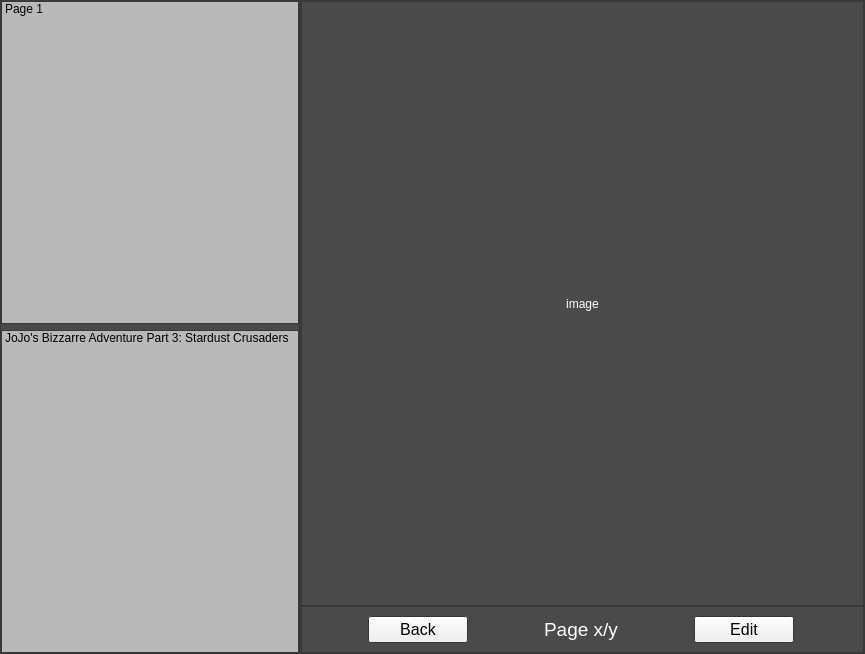
Qt form ui/reader_window.ui (rexosorous/manga-viewer) before a commit.
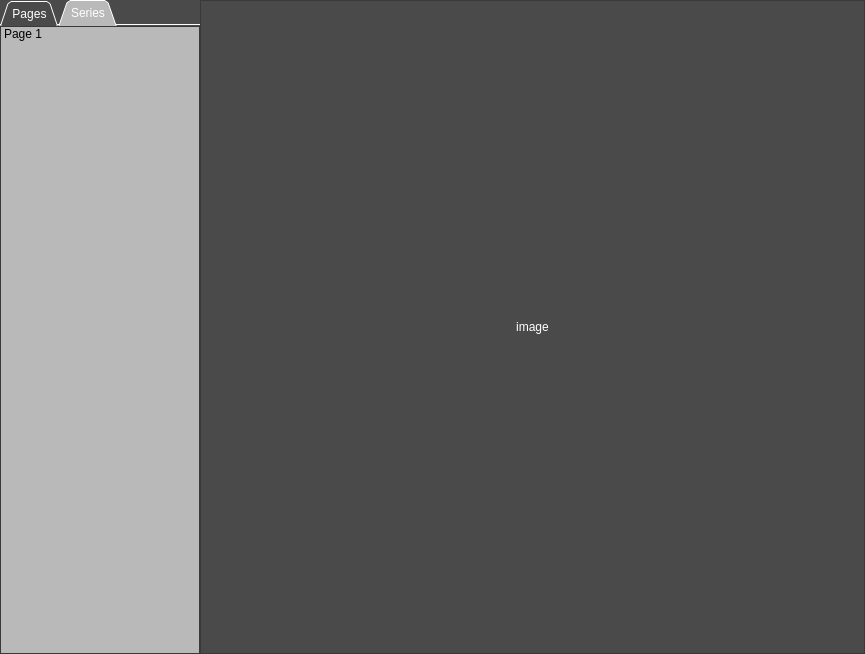
The same form after that commit.

Commit message: fleshed out the reader

```diff
--- a/ui/reader_window.ui
+++ b/ui/reader_window.ui
@@ -149,57 +149,30 @@
      <number>0</number>
     </property>
     <item>
-     <widget class="QFrame" name="frame">
+     <widget class="QTabWidget" name="pages_series_tab_widget">
       <property name="maximumSize">
        <size>
-        <width>300</width>
+        <width>200</width>
         <height>16777215</height>
        </size>
       </property>
-      <property name="palette">
-       <palette>
-        <active>
-         <colorrole role="Text">
-          <brush brushstyle="SolidPattern">
-           <color alpha="255">
-            <red>0</red>
-            <green>0</green>
-            <blue>0</blue>
-           </color>
-          </brush>
-         </colorrole>
-        </active>
-        <inactive>
-         <colorrole role="Text">
-          <brush brushstyle="SolidPattern">
-           <color alpha="255">
-            <red>0</red>
-            <green>0</green>
-            <blue>0</blue>
-           </color>
-          </brush>
-         </colorrole>
-        </inactive>
-        <disabled>
-         <colorrole role="Text">
-          <brush brushstyle="SolidPattern">
-           <color alpha="255">
-            <red>120</red>
-            <green>120</green>
-            <blue>120</blue>
-           </color>
-          </brush>
-         </colorrole>
-        </disabled>
-       </palette>
+      <property name="tabShape">
+       <enum>QTabWidget::Triangular</enum>
       </property>
-      <property name="frameShape">
-       <enum>QFrame::StyledPanel</enum>
+      <property name="currentIndex">
+       <number>1</number>
       </property>
-      <property name="frameShadow">
-       <enum>QFrame::Raised</enum>
+      <property name="documentMode">
+       <bool>true</bool>
       </property>
+      <widget class="QWidget" name="page_tab">
+       <attribute name="title">
+        <string>Pages</string>
+       </attribute>
       <layout class="QVBoxLayout" name="verticalLayout">
+        <property name="spacing">
+         <number>0</number>
+        </property>
        <property name="leftMargin">
         <number>0</number>
        </property>
@@ -214,6 +187,46 @@
        </property>
        <item>
         <widget class="QListWidget" name="page_list">
+          <property name="palette">
+           <palette>
+            <active>
+             <colorrole role="Text">
+              <brush brushstyle="SolidPattern">
+               <color alpha="255">
+                <red>0</red>
+                <green>0</green>
+                <blue>0</blue>
+               </color>
+              </brush>
+             </colorrole>
+            </active>
+            <inactive>
+             <colorrole role="Text">
+              <brush brushstyle="SolidPattern">
+               <color alpha="255">
+                <red>0</red>
+                <green>0</green>
+                <blue>0</blue>
+               </color>
+              </brush>
+             </colorrole>
+            </inactive>
+            <disabled>
+             <colorrole role="Text">
+              <brush brushstyle="SolidPattern">
+               <color alpha="255">
+                <red>120</red>
+                <green>120</green>
+                <blue>120</blue>
+               </color>
+              </brush>
+             </colorrole>
+            </disabled>
+           </palette>
+          </property>
+          <property name="spacing">
+           <number>10</number>
+          </property>
          <item>
           <property name="text">
            <string>Page 1</string>
@@ -221,26 +234,12 @@
          </item>
         </widget>
        </item>
-       <item>
-        <widget class="QListWidget" name="series_list">
-         <item>
-          <property name="text">
-           <string>JoJo's Bizzarre Adventure Part 3: Stardust Crusaders</string>
-          </property>
-         </item>
-        </widget>
-       </item>
-      </layout>
-     </widget>
-    </item>
-    <item>
-     <widget class="QFrame" name="frame_2">
-      <property name="frameShape">
-       <enum>QFrame::StyledPanel</enum>
-      </property>
-      <property name="frameShadow">
-       <enum>QFrame::Raised</enum>
-      </property>
+       </layout>
+      </widget>
+      <widget class="QWidget" name="series_tab">
+       <attribute name="title">
+        <string>Series</string>
+       </attribute>
       <layout class="QVBoxLayout" name="verticalLayout_2">
        <property name="spacing">
         <number>0</number>
@@ -258,6 +257,59 @@
         <number>0</number>
        </property>
        <item>
+         <widget class="QListWidget" name="series_list">
+          <property name="palette">
+           <palette>
+            <active>
+             <colorrole role="Text">
+              <brush brushstyle="SolidPattern">
+               <color alpha="255">
+                <red>0</red>
+                <green>0</green>
+                <blue>0</blue>
+               </color>
+              </brush>
+             </colorrole>
+            </active>
+            <inactive>
+             <colorrole role="Text">
+              <brush brushstyle="SolidPattern">
+               <color alpha="255">
+                <red>0</red>
+                <green>0</green>
+                <blue>0</blue>
+               </color>
+              </brush>
+             </colorrole>
+            </inactive>
+            <disabled>
+             <colorrole role="Text">
+              <brush brushstyle="SolidPattern">
+               <color alpha="255">
+                <red>120</red>
+                <green>120</green>
+                <blue>120</blue>
+               </color>
+              </brush>
+             </colorrole>
+            </disabled>
+           </palette>
+          </property>
+          <property name="spacing">
+           <number>10</number>
+          </property>
+          <item>
+           <property name="text">
+            <string>Page 1</string>
+           </property>
+          </item>
+         </widget>
+        </item>
+       </layout>
+      </widget>
+     </widget>
+    </item>
+    <item>
         <widget class="QScrollArea" name="scrollArea">
          <property name="widgetResizable">
           <bool>true</bool>
@@ -270,8 +322,8 @@
            <rect>
             <x>0</x>
             <y>0</y>
-            <width>561</width>
-            <height>580</height>
+         <width>663</width>
+         <height>626</height>
            </rect>
           </property>
           <layout class="QVBoxLayout" name="verticalLayout_3">
@@ -289,78 +341,6 @@
          </widget>
         </widget>
        </item>
-       <item>
-        <widget class="QFrame" name="frame_3">
-         <property name="frameShape">
-          <enum>QFrame::StyledPanel</enum>
-         </property>
-         <property name="frameShadow">
-          <enum>QFrame::Raised</enum>
-         </property>
-         <layout class="QHBoxLayout" name="horizontalLayout_2">
-          <item>
-           <widget class="QPushButton" name="back_button">
-            <property name="maximumSize">
-             <size>
-              <width>100</width>
-              <height>16777215</height>
-             </size>
-            </property>
-            <property name="font">
-             <font>
-              <pointsize>12</pointsize>
-             </font>
-            </property>
-            <property name="text">
-             <string>Back</string>
-            </property>
-           </widget>
-          </item>
-          <item>
-           <widget class="QLabel" name="page_counter">
-            <property name="maximumSize">
-             <size>
-              <width>100</width>
-              <height>16777215</height>
-             </size>
-            </property>
-            <property name="font">
-             <font>
-              <pointsize>14</pointsize>
-             </font>
-            </property>
-            <property name="text">
-             <string>Page x/y</string>
-            </property>
-            <property name="alignment">
-             <set>Qt::AlignCenter</set>
-            </property>
-           </widget>
-          </item>
-          <item>
-           <widget class="QPushButton" name="edit_button">
-            <property name="maximumSize">
-             <size>
-              <width>100</width>
-              <height>16777215</height>
-             </size>
-            </property>
-            <property name="font">
-             <font>
-              <pointsize>12</pointsize>
-             </font>
-            </property>
-            <property name="text">
-             <string>Edit</string>
-            </property>
-           </widget>
-          </item>
-         </layout>
-        </widget>
-       </item>
-      </layout>
-     </widget>
-    </item>
    </layout>
   </widget>
   <widget class="QMenuBar" name="menubar">
```
Left out of the diff: 2 changed lines with no effect on the pictures. Lines whose indentation alone changed are shown as unchanged. The commit also changes 9 other files.
